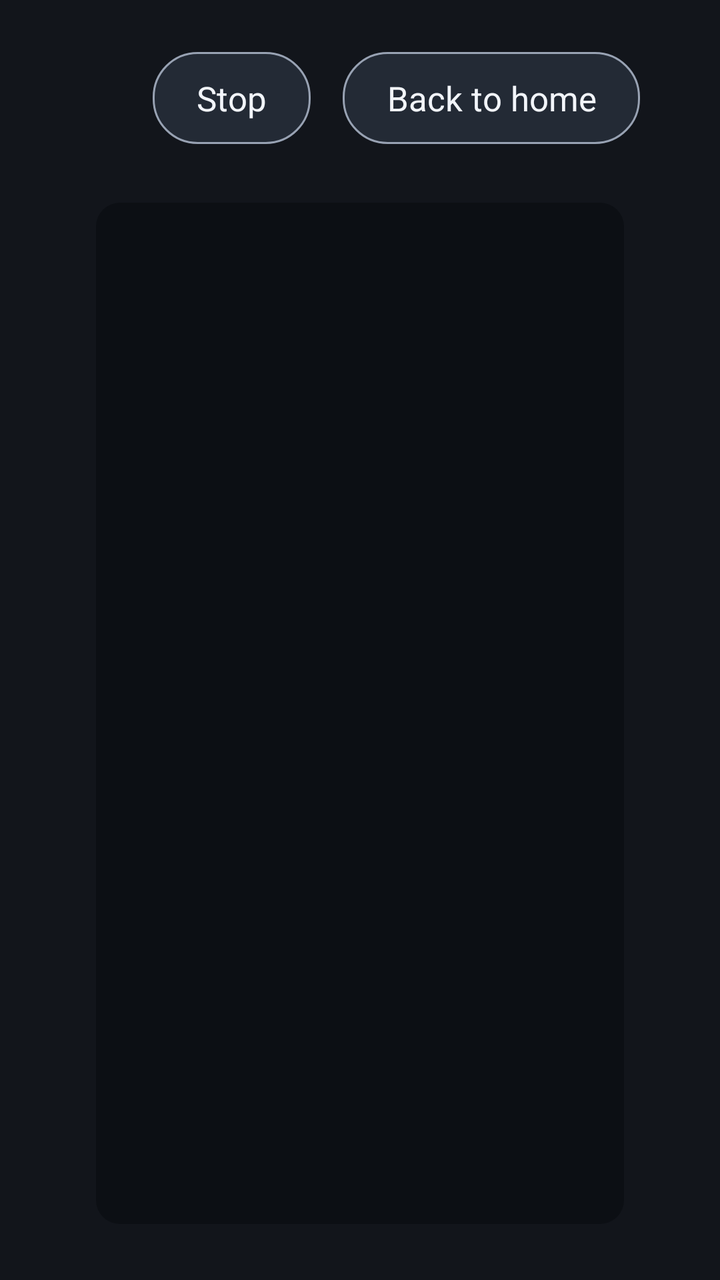
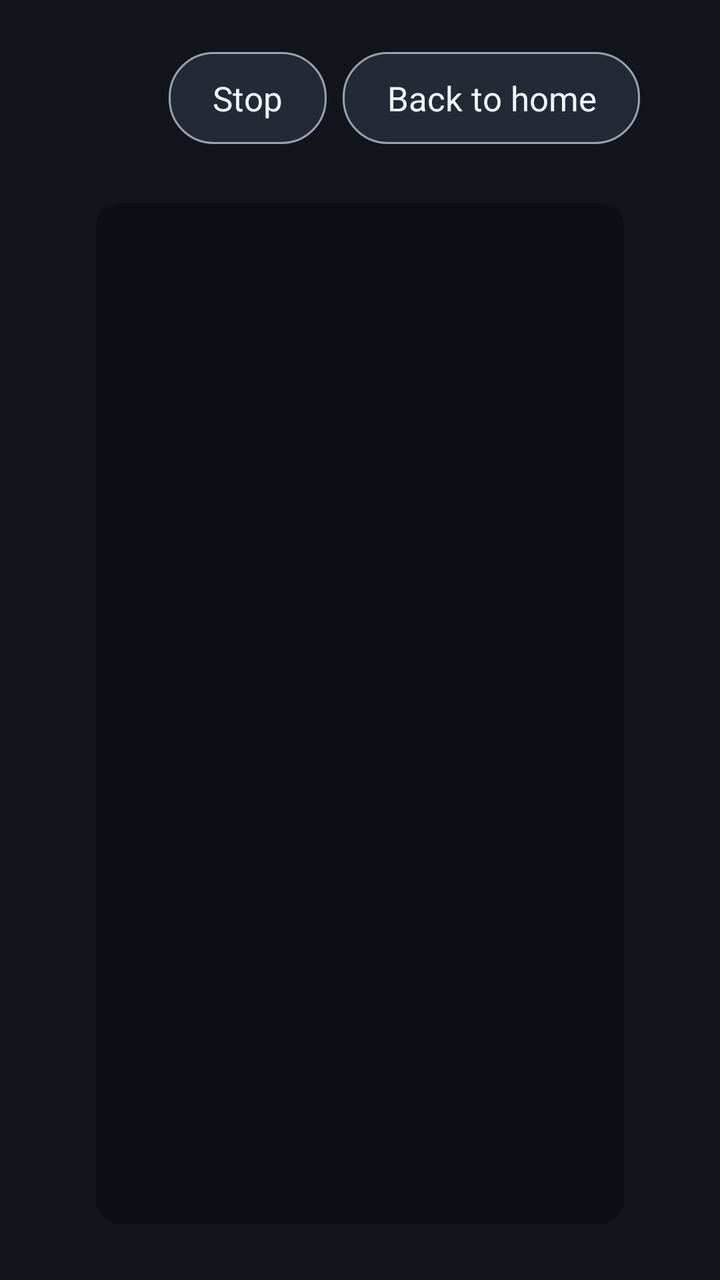

Before-and-after screenshots of an Android layout around one commit, followed by the original layout XML and the change that was made.
<!-- AndroidManifest.xml: application theme Theme.IperfDroid -->
<!-- res/layout/activity_run.xml -->
<?xml version="1.0" encoding="utf-8"?>
<androidx.constraintlayout.widget.ConstraintLayout
    xmlns:android="http://schemas.android.com/apk/res/android"
    xmlns:app="http://schemas.android.com/apk/res-auto"
    android:layout_width="match_parent"
    android:layout_height="match_parent"
    android:background="@color/bg_dark">

    <TextView
        android:id="@+id/tvRunTitle"
        android:layout_width="0dp"
        android:layout_height="wrap_content"
        android:layout_marginStart="48dp"
        android:layout_marginTop="28dp"
        android:textColor="@color/text_primary"
        android:textSize="26sp"
        android:textStyle="bold"
        app:layout_constraintEnd_toStartOf="@id/btnStop"
        app:layout_constraintStart_toStartOf="parent"
        app:layout_constraintTop_toTopOf="parent" />

    <TextView
        android:id="@+id/tvRunCmd"
        android:layout_width="0dp"
        android:layout_height="wrap_content"
        android:layout_marginStart="48dp"
        android:layout_marginTop="6dp"
        android:textColor="@color/text_secondary"
        android:textSize="15sp"
        app:layout_constraintEnd_toStartOf="@id/btnStop"
        app:layout_constraintStart_toStartOf="parent"
        app:layout_constraintTop_toBottomOf="@id/tvRunTitle" />

    <TextView
        android:id="@+id/btnStop"
        android:layout_width="wrap_content"
        android:layout_height="46dp"
        android:layout_marginEnd="16dp"
        android:background="@drawable/bg_focusable_chip"
        android:focusable="true"
        android:gravity="center"
        android:paddingStart="22dp"
        android:paddingEnd="22dp"
        android:text="@string/action_stop"
        android:textColor="@color/text_primary"
        android:textSize="17sp"
        app:layout_constraintBaseline_toBaselineOf="@id/tvRunTitle"
        app:layout_constraintEnd_toStartOf="@id/btnBackHome"
        app:layout_constraintTop_toTopOf="@id/tvRunTitle" />

    <TextView
        android:id="@+id/btnBackHome"
        android:layout_width="wrap_content"
        android:layout_height="46dp"
        android:layout_marginEnd="40dp"
        android:background="@drawable/bg_focusable_chip"
        android:focusable="true"
        android:gravity="center"
        android:paddingStart="22dp"
        android:paddingEnd="22dp"
        android:text="@string/action_back_home"
        android:textColor="@color/text_primary"
        android:textSize="17sp"
        app:layout_constraintBaseline_toBaselineOf="@id/tvRunTitle"
        app:layout_constraintEnd_toEndOf="parent"
        app:layout_constraintTop_toTopOf="@id/tvRunTitle" />

    <TextView
        android:id="@+id/tvSummary"
        android:layout_width="0dp"
        android:layout_height="wrap_content"
        android:layout_marginStart="48dp"
        android:layout_marginTop="12dp"
        android:layout_marginEnd="48dp"
        android:background="@drawable/bg_log"
        android:padding="14dp"
        android:textColor="@color/accent"
        android:textSize="20sp"
        android:textStyle="bold"
        android:visibility="gone"
        app:layout_constraintEnd_toEndOf="parent"
        app:layout_constraintStart_toStartOf="parent"
        app:layout_constraintTop_toBottomOf="@id/tvRunCmd" />

    <ScrollView
        android:id="@+id/scrollLog"
        android:layout_width="0dp"
        android:layout_height="0dp"
        android:layout_marginStart="48dp"
        android:layout_marginEnd="48dp"
        android:layout_marginBottom="28dp"
        android:background="@drawable/bg_log"
        android:fillViewport="true"
        app:layout_constraintBottom_toBottomOf="parent"
        app:layout_constraintEnd_toEndOf="parent"
        app:layout_constraintStart_toStartOf="parent"
        app:layout_constraintTop_toBottomOf="@id/tvSummary"
        app:layout_goneMarginTop="12dp">

        <TextView
            android:id="@+id/tvLog"
            android:layout_width="match_parent"
            android:layout_height="wrap_content"
            android:fontFamily="monospace"
            android:padding="18dp"
            android:textColor="@color/text_primary"
            android:textSize="16sp" />

    </ScrollView>

</androidx.constraintlayout.widget.ConstraintLayout>
<!-- resources referenced by this layout -->
<resources>
  <color name="accent">#FF3D7BFF</color>
  <color name="bg_dark">#FF12151B</color>
  <color name="text_primary">#FFF2F5FA</color>
  <color name="text_secondary">#FF98A2B3</color>
  <!-- drawable bg_focusable_chip (drawable) -->
  <?xml version="1.0" encoding="utf-8"?>
  <selector xmlns:android="http://schemas.android.com/apk/res/android">
      <item android:state_focused="true">
          <shape android:shape="rectangle">
              <solid android:color="@color/accent" />
              <corners android:radius="22dp" />
          </shape>
      </item>
      <item android:state_pressed="true">
          <shape android:shape="rectangle">
              <solid android:color="@color/accent" />
              <corners android:radius="22dp" />
          </shape>
      </item>
      <item>
          <shape android:shape="rectangle">
              <solid android:color="@color/bg_input" />
              <corners android:radius="22dp" />
              <stroke android:width="1dp" android:color="@color/text_secondary" />
          </shape>
      </item>
  </selector>
  <!-- drawable bg_log (drawable) -->
  <?xml version="1.0" encoding="utf-8"?>
  <shape xmlns:android="http://schemas.android.com/apk/res/android" android:shape="rectangle">
      <solid android:color="@color/bg_log" />
      <corners android:radius="12dp" />
  </shape>
  <string name="action_back_home">Back to home</string>
  <string name="action_stop">Stop</string>
  <style name="Theme.IperfDroid" parent="Theme.AppCompat.NoActionBar">
          <item name="android:windowBackground">@color/bg_dark</item>
          <item name="android:colorBackground">@color/bg_dark</item>
          <item name="android:textColorPrimary">@color/text_primary</item>
      </style>
  <color name="bg_input">#FF232A35</color>
  <color name="bg_log">#FF0C0F14</color>
</resources>

<!-- the commit's change to res/layout/activity_run.xml (unified diff, before → after) -->
@@ -10,7 +10,7 @@
         android:id="@+id/tvRunTitle"
         android:layout_width="0dp"
         android:layout_height="wrap_content"
-        android:layout_marginStart="48dp"
+        android:layout_marginStart="@dimen/screen_margin"
         android:layout_marginTop="28dp"
         android:textColor="@color/text_primary"
         android:textSize="26sp"
@@ -23,7 +23,7 @@
         android:id="@+id/tvRunCmd"
         android:layout_width="0dp"
         android:layout_height="wrap_content"
-        android:layout_marginStart="48dp"
+        android:layout_marginStart="@dimen/screen_margin"
         android:layout_marginTop="6dp"
         android:textColor="@color/text_secondary"
         android:textSize="15sp"
@@ -35,7 +35,8 @@
         android:id="@+id/btnStop"
         android:layout_width="wrap_content"
         android:layout_height="46dp"
-        android:layout_marginEnd="16dp"
+        android:layout_marginEnd="8dp"
+        android:maxWidth="150dp"
         android:background="@drawable/bg_focusable_chip"
         android:focusable="true"
         android:gravity="center"
@@ -44,6 +45,7 @@
         android:text="@string/action_stop"
         android:textColor="@color/text_primary"
         android:textSize="17sp"
+        android:maxLines="1"
         app:layout_constraintBaseline_toBaselineOf="@id/tvRunTitle"
         app:layout_constraintEnd_toStartOf="@id/btnBackHome"
         app:layout_constraintTop_toTopOf="@id/tvRunTitle" />
@@ -52,7 +54,8 @@
         android:id="@+id/btnBackHome"
         android:layout_width="wrap_content"
         android:layout_height="46dp"
-        android:layout_marginEnd="40dp"
+        android:maxWidth="170dp"
+        android:layout_marginEnd="@dimen/screen_margin_end"
         android:background="@drawable/bg_focusable_chip"
         android:focusable="true"
         android:gravity="center"
@@ -61,6 +64,7 @@
         android:text="@string/action_back_home"
         android:textColor="@color/text_primary"
         android:textSize="17sp"
+        android:maxLines="1"
         app:layout_constraintBaseline_toBaselineOf="@id/tvRunTitle"
         app:layout_constraintEnd_toEndOf="parent"
         app:layout_constraintTop_toTopOf="@id/tvRunTitle" />
@@ -69,9 +73,9 @@
         android:id="@+id/tvSummary"
         android:layout_width="0dp"
         android:layout_height="wrap_content"
-        android:layout_marginStart="48dp"
+        android:layout_marginStart="@dimen/screen_margin"
         android:layout_marginTop="12dp"
-        android:layout_marginEnd="48dp"
+        android:layout_marginEnd="@dimen/screen_margin"
         android:background="@drawable/bg_log"
         android:padding="14dp"
         android:textColor="@color/accent"
@@ -86,8 +90,8 @@
         android:id="@+id/scrollLog"
         android:layout_width="0dp"
         android:layout_height="0dp"
-        android:layout_marginStart="48dp"
-        android:layout_marginEnd="48dp"
+        android:layout_marginStart="@dimen/screen_margin"
+        android:layout_marginEnd="@dimen/screen_margin"
         android:layout_marginBottom="28dp"
         android:background="@drawable/bg_log"
         android:fillViewport="true"
<!-- resource entries referenced after the edit -->
@@ -4,6 +4,8 @@
   <color name="bg_dark">#FF12151B</color>
   <color name="text_primary">#FFF2F5FA</color>
   <color name="text_secondary">#FF98A2B3</color>
+  <dimen name="screen_margin">48dp</dimen>
+  <dimen name="screen_margin_end">40dp</dimen>
   <!-- drawable bg_focusable_chip (drawable) -->
   <?xml version="1.0" encoding="utf-8"?>
   <selector xmlns:android="http://schemas.android.com/apk/res/android">
